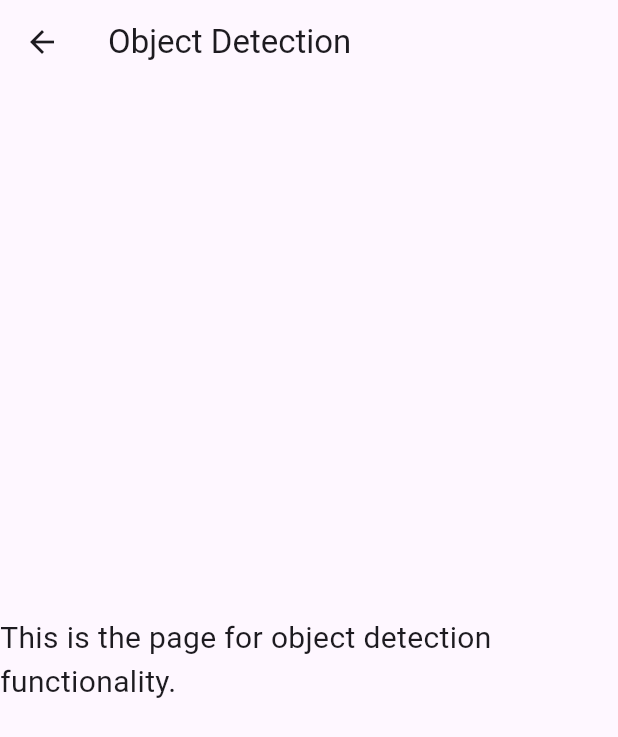
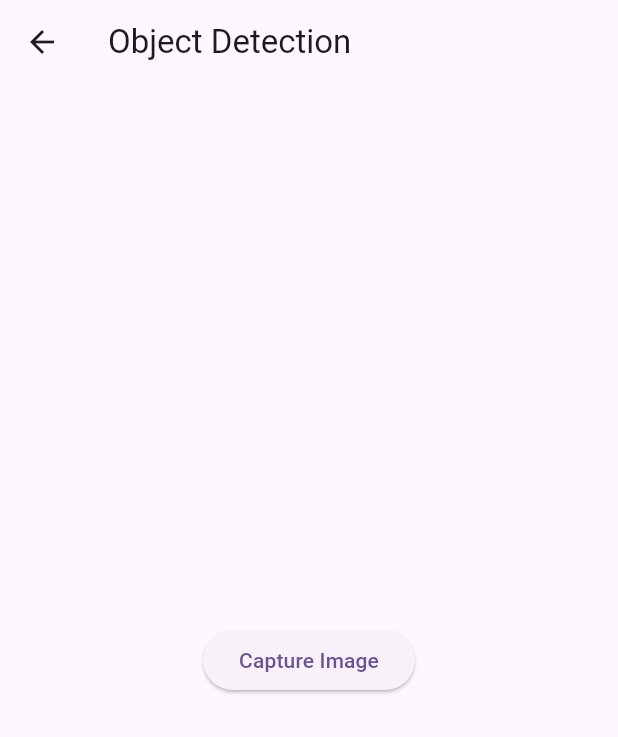
Before and after one commit to zanavilo/VisioGuideV2, a Flutter app: the ObjectDetectionPage screen opened directly, on a phone screen of 412 x 824 dp. Shown: the top 737 px of the screen. Run offline on Flutter 3.47's test engine with Material 3 defaults, Android fonts, the phone set to English and light mode, and no system bars; our stand-ins replace battery_plus, camera, flutter_tts, geolocator, image_picker, permission_handler and 3 more; accounts and stored records are empty; project files that could hold a hidden picture were left out.

Commit message:
added backend object detection

```diff
--- a/lib/Pages/ObjectDetectionPage.dart
+++ b/lib/Pages/ObjectDetectionPage.dart
@@ -1,6 +1,74 @@
+import 'dart:convert';
+import 'dart:io';
 import 'package:flutter/material.dart';
+import 'package:image_picker/image_picker.dart';
+import 'package:http/http.dart' as http;
+import 'package:http_parser/http_parser.dart'; // Import this for MediaType
 
-class ObjectDetectionPage extends StatelessWidget {
+class ObjectDetectionPage extends StatefulWidget {
+  @override
+  _ObjectDetectionPageState createState() => _ObjectDetectionPageState();
+}
+
+class _ObjectDetectionPageState extends State<ObjectDetectionPage> {
+  File? _image;
+  String _result = '';
+  bool _imageSelected = false; // Flag to track if an image has been selected
+
+  Future<void> _pickImage() async {
+    final picker = ImagePicker();
+    final pickedFile = await picker.getImage(source: ImageSource.camera);
+
+    if (pickedFile != null) {
+      setState(() {
+        _image = File(pickedFile.path);
+        _imageSelected = true; // Set flag to true when an image is selected
+      });
+
+      await _analyzeImage(_image!);
+    }
+  }
+
+  Future<void> _analyzeImage(File image) async {
+    final bytes = await image.readAsBytes();
+
+    // Create a multipart request
+    final request = http.MultipartRequest(
+      'POST',
+      Uri.parse('https://image-analysis-service-382965018642.us-central1.run.app/analyze-image'),
+    );
+
+    // Adding the image file to the request
+    request.files.add(
+      http.MultipartFile.fromBytes(
+        'image', // This should match the name used in multer (upload.single('image'))
+        bytes,
+        filename: image.path.split('/').last, // Use the filename of the image
+        contentType: MediaType('image', 'jpeg'), // Adjust based on your image type
+      ),
+    );
+
+    // Send the request
+    final response = await request.send();
+
+    // Read the response
+    final responseData = await http.Response.fromStream(response);
+
+    if (response.statusCode == 200) {
+      setState(() {
+        // Adjust based on your API response structure
+        final decodedResponse = jsonDecode(responseData.body);
+        _result = decodedResponse['detectedObjects'] != null
+            ? decodedResponse['detectedObjects'].toString() // Modify this according to your response structure
+            : 'No objects detected';
+      });
+    } else {
+      setState(() {
+        _result = 'Error: ${response.statusCode} - ${responseData.body}';
+      });
+    }
+  }
+
   @override
   Widget build(BuildContext context) {
     return Scaffold(
@@ -8,9 +76,31 @@ class ObjectDetectionPage extends StatelessWidget {
         title: Text('Object Detection'),
       ),
       body: Center(
-        child: Text(
-          'This is the page for object detection functionality.',
-          style: TextStyle(fontSize: 20),
+        child: Column(
+          mainAxisAlignment: MainAxisAlignment.center,
+          children: [
+            if (_image != null)
+              Image.file(_image!)
+            else
+              Container(), // Show nothing when no image is selected
+
+            SizedBox(height: 20),
+            ElevatedButton(
+              onPressed: _pickImage,
+              child: Text('Capture Image'),
+            ),
+            SizedBox(height: 20),
+            if (_imageSelected) // Only show result if an image has been selected
+              Expanded( // Use Expanded to allow scrolling within the available space
+                child: SingleChildScrollView(
+                  padding: EdgeInsets.all(16.0), // Optional: padding for the scrollable area
+                  child: Text(
+                    'Detection Result: $_result',
+                    style: TextStyle(fontSize: 20),
+                  ),
+                ),
+              ),
+          ],
         ),
       ),
     );
--- a/pubspec.yaml
+++ b/pubspec.yaml
@@ -43,6 +43,8 @@ dependencies:
   speech_to_text: ^7.0.0
   expressions: ^0.2.5+2
   shared_preferences: ^2.0.0
+  image_picker: ^0.8.5
+  http_parser: ^4.0.2
 
 # code for splash screen
 flutter_native_splash:
```
Also changed, not shown: lib/Pages/MainPage.dart (+83 -86 lines), pubspec.lock, 2 other files.
